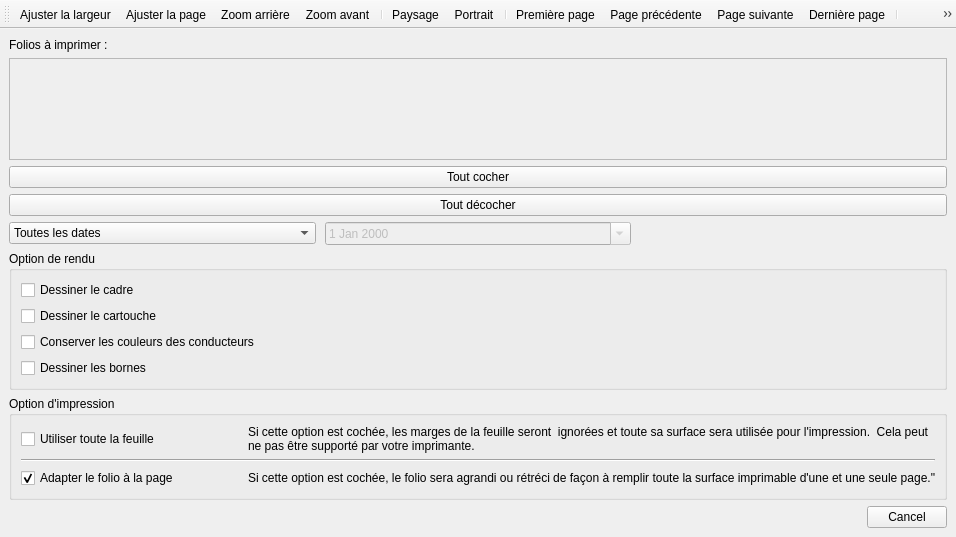
Before: the Qt Designer form sources/print/projectprintwindow.ui in qelectrotech/qelectrotech-source-mirror, drawn with Qt 5.
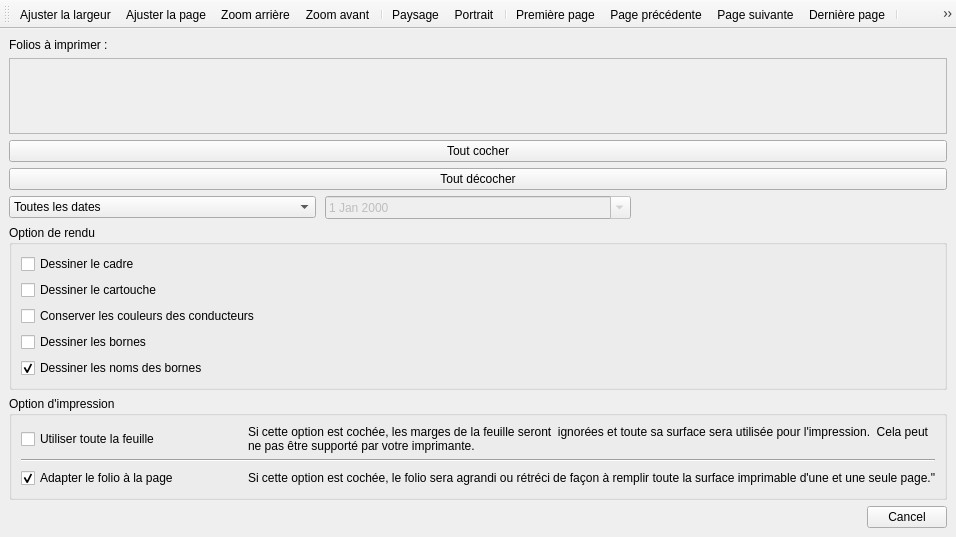
After: the same form once the commit is applied. Icons and pictures are not drawn.

The edit to the form file:
```diff
--- a/sources/print/projectprintwindow.ui
+++ b/sources/print/projectprintwindow.ui
@@ -183,6 +183,16 @@
          </property>
         </widget>
        </item>
+       <item>
+        <widget class="QCheckBox" name="m_draw_terminal_names_cb">
+         <property name="text">
+          <string>Dessiner les noms des bornes</string>
+         </property>
+         <property name="checked">
+          <bool>true</bool>
+         </property>
+        </widget>
+       </item>
       </layout>
      </widget>
     </item>
```
